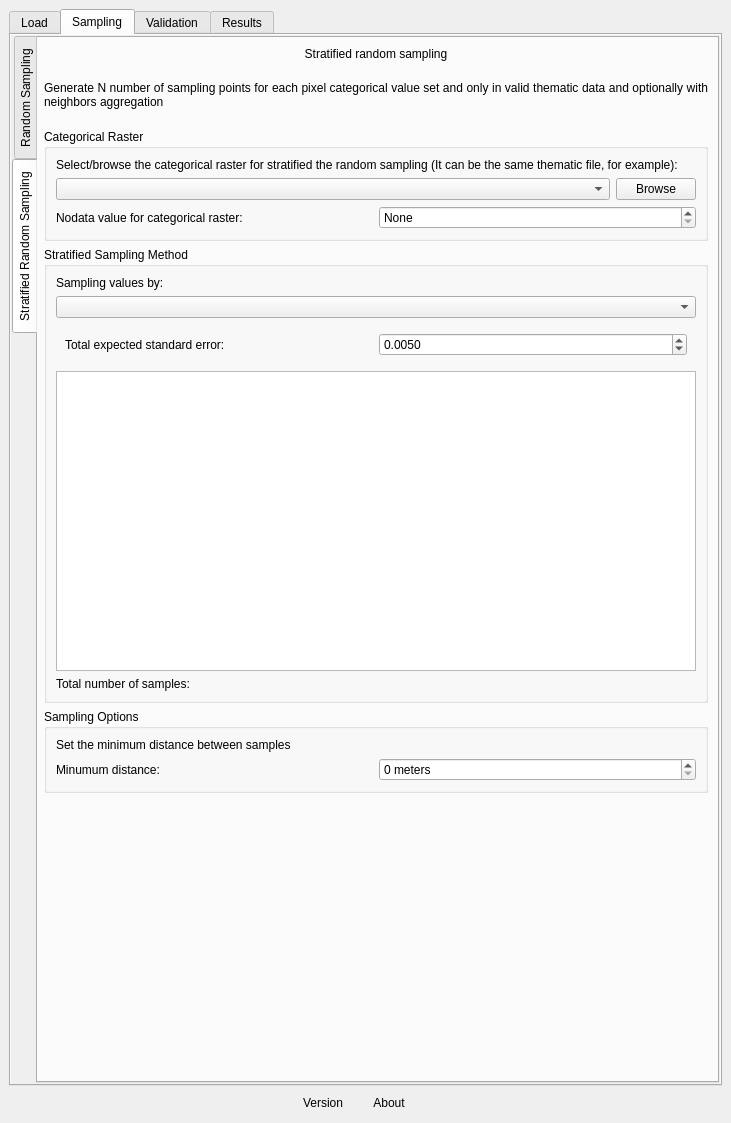
SMByC/AcATaMa, file ui/acatama_dockwidget_base.ui: the form before one commit.
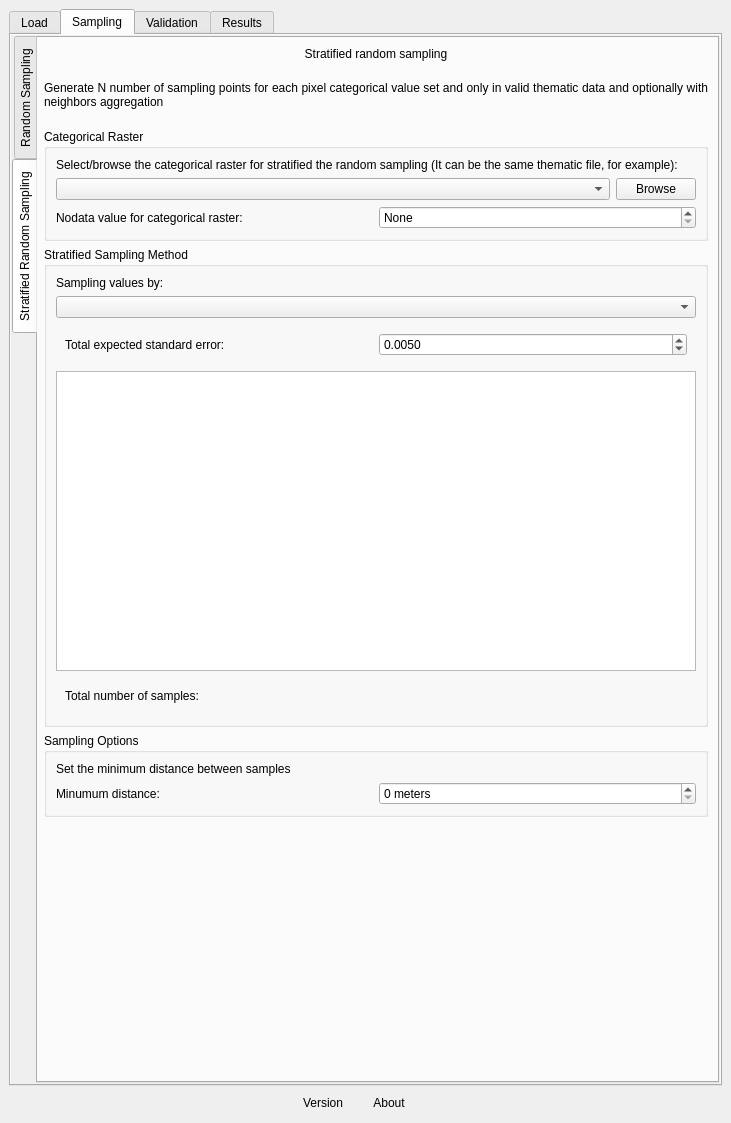
The form after the commit. The open tabs and pages were chosen to show the change. Custom widgets are drawn as their Qt base class.

Commit message: Fix label TotalNumSamples

What changed in the file:
```diff
--- a/ui/acatama_dockwidget_base.ui
+++ b/ui/acatama_dockwidget_base.ui
@@ -825,13 +825,39 @@
                        </widget>
                       </item>
                       <item>
-                       <widget class="QLabel" name="label_TotalNumSamples">
+                       <widget class="QWidget" name="widget_5" native="true">
+                        <layout class="QHBoxLayout" name="horizontalLayout">
+                         <item>
+                          <widget class="QLabel" name="label_21">
                         <property name="text">
                          <string>Total number of samples:</string>
                         </property>
+                          </widget>
+                         </item>
+                         <item>
+                          <widget class="QLabel" name="TotalNumSamples">
+                           <property name="text">
+                            <string/>
+                           </property>
                         <property name="alignment">
                          <set>Qt::AlignLeading|Qt::AlignLeft|Qt::AlignVCenter</set>
                         </property>
+                          </widget>
+                         </item>
+                         <item>
+                          <spacer name="horizontalSpacer_2">
+                           <property name="orientation">
+                            <enum>Qt::Horizontal</enum>
+                           </property>
+                           <property name="sizeHint" stdset="0">
+                            <size>
+                             <width>40</width>
+                             <height>20</height>
+                            </size>
+                           </property>
+                          </spacer>
+                         </item>
+                        </layout>
                        </widget>
                       </item>
                      </layout>
```
Left out of the diff: 3 changed lines with no effect on the pictures. Lines whose indentation alone changed are shown as unchanged. The commit also changes 1 other file.
